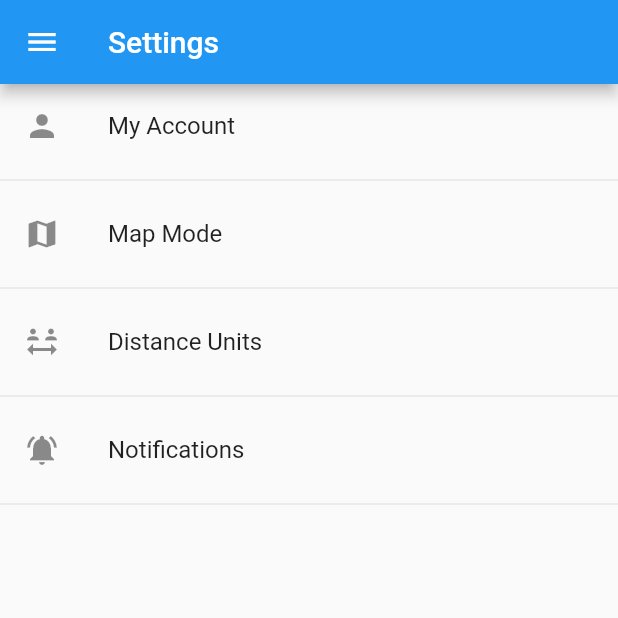
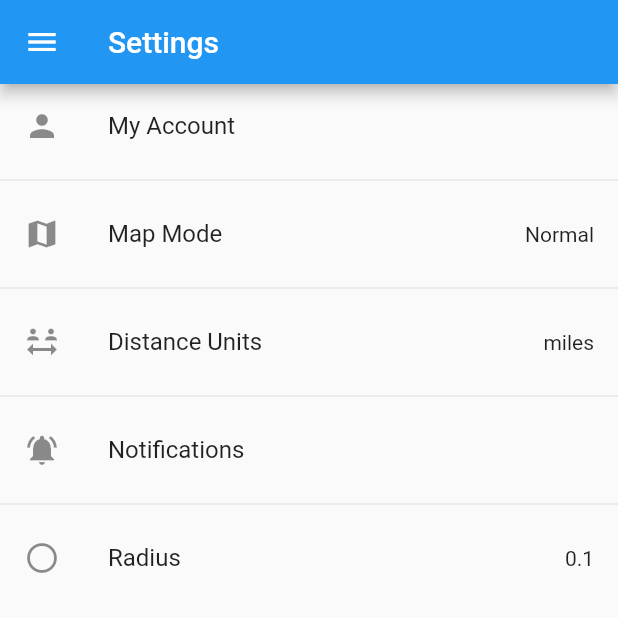
Before and after one commit to repogado/lako_app, a Flutter app: the SettingsScreen screen opened by its route, on a phone screen of 412 x 824 dp, the top half of it. Run offline on Flutter 3.47's test engine with Material 2 defaults, Android fonts, the phone set to English and light mode, and no system bars; our stand-ins replace google_maps_flutter, location; missing offline and left inert: dart:ffi.

Commit message:
Initial commit

```diff
--- a/lib/models/settings.dart
+++ b/lib/models/settings.dart
@@ -1,3 +1,4 @@
+// ignore_for_file: public_member_api_docs, sort_constructors_first
 import 'dart:ffi';
 
 import 'package:google_maps_flutter/google_maps_flutter.dart';
@@ -14,4 +15,18 @@ class Settings {
     required this.notification,
     required this.radius,
 });
+
+  Settings copyWith({
+    MapType? mapType,
+    String? distanceUnits,
+    bool? notification,
+    double? radius,
+  }) {
+    return Settings(
+      mapType: mapType ?? this.mapType,
+      distanceUnits: distanceUnits ?? this.distanceUnits,
+      notification: notification ?? this.notification,
+      radius: radius ?? this.radius,
+    );
+  }
 }
--- a/lib/screens/settings/settings.dart
+++ b/lib/screens/settings/settings.dart
@@ -1,6 +1,13 @@
 import 'package:flutter/material.dart';
+import 'package:google_maps_flutter/google_maps_flutter.dart';
+import 'package:lako_app/providers/settings_provider.dart';
+import 'package:lako_app/widgets/dialogs/distance_selection_dialog.dart';
 import 'package:lako_app/widgets/dialogs/map_mode_dialog.dart';
+import 'package:lako_app/widgets/dialogs/radius_selection_dialog.dart';
 import 'package:lako_app/widgets/drawer/drawer.dart';
+import 'package:provider/provider.dart';
+
+import '../../utils/extensions.dart';
 
 class SettingsScreen extends StatefulWidget {
   const SettingsScreen({Key? key}) : super(key: key);
@@ -10,8 +17,10 @@ class SettingsScreen extends StatefulWidget {
 }
 
 class _SettingsScreenState extends State<SettingsScreen> {
+  late SettingsProvider _settingsProvider;
   @override
   Widget build(BuildContext context) {
+    _settingsProvider = Provider.of<SettingsProvider>(context, listen: true);
     return Scaffold(
       appBar: AppBar(title: Text("Settings")),
       body: Column(
@@ -23,10 +32,7 @@ class _SettingsScreenState extends State<SettingsScreen> {
           Divider(),
           _mapMode(),
           Divider(),
-          ListTile(
-            title: Text("Distance Units"),
-            leading: Icon(Icons.social_distance),
-          ),
+          _distanceUnits(),
           Divider(),
           ListTile(
             title: Text("Notifications"),
@@ -41,6 +47,7 @@ class _SettingsScreenState extends State<SettingsScreen> {
             // ),
           ),
           Divider(),
+          _radius(),
         ],
       ),
       drawer: MyDrawer().drawer(context, 'settings'),
@@ -51,8 +58,42 @@ class _SettingsScreenState extends State<SettingsScreen> {
     return ListTile(
       title: Text("Map Mode"),
       leading: Icon(Icons.map),
-      onTap: (){
-        MapModeDialog.showMapModeDialog(context);
+      trailing: Text(_settingsProvider.settings.mapType
+          .toString()
+          .replaceAll("MapType.", "")
+          .capitalizeFirst()),
+      onTap: () {
+        MapModeDialog.showMapModeDialog(context, (MapType type) {
+          _settingsProvider.setMapType(type);
+        });
+      },
+    );
+  }
+
+  Widget _distanceUnits() {
+    return ListTile(
+      title: Text("Distance Units"),
+      leading: Icon(Icons.social_distance),
+      trailing: Text(_settingsProvider.settings.distanceUnits),
+      onTap: () {
+        DistanceSelectionDialog.showDistanceSelectionDialog(context,
+            (String distance) {
+          _settingsProvider.setDistance(distance);
+        });
+      },
+    );
+  }
+
+  Widget _radius() {
+    return ListTile(
+      title: Text("Radius"),
+      leading: Icon(Icons.circle_outlined),
+      trailing: Text(_settingsProvider.settings.radius.toString()),
+      onTap: () {
+        RadiusSelectionDialog.showRadiusSelectionDialog(context,
+            (double radius) {
+          _settingsProvider.setRadius(radius);
+        });
       },
     );
   }
--- /dev/null
+++ b/lib/utils/extensions.dart
@@ -0,0 +1,5 @@
+extension StringExtension on String {
+    String capitalizeFirst() {
+      return "${this[0].toUpperCase()}${this.substring(1).toLowerCase()}";
+    }
+}
```
Also changed, not shown: lib/providers/settings_provider.dart (+23 -3 lines), lib/widgets/dialogs/distance_selection_dialog.dart (added, +55 -0 lines), lib/widgets/dialogs/map_mode_dialog.dart (+19 -2 lines), lib/widgets/dialogs/radius_selection_dialog.dart (added, +54 -0 lines).
